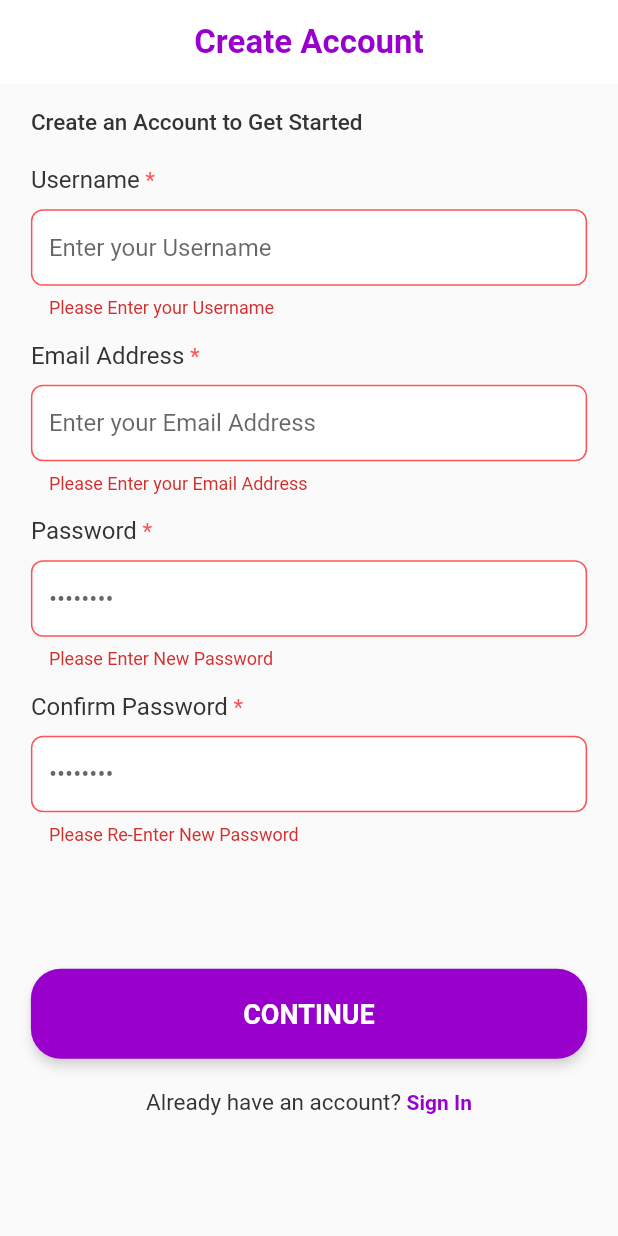
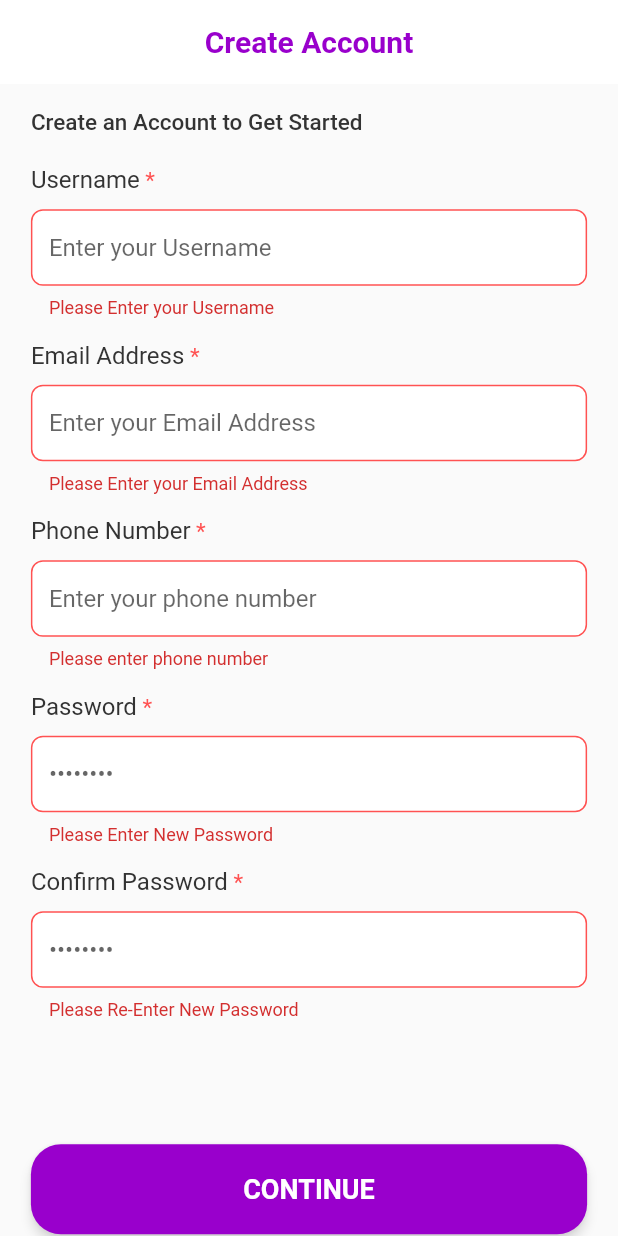
Before and after one commit to Saturn-africa/saTURN-AFRICA, a Flutter app: the screen it shows after launch, after a tap on "START HERE", after a tap on "CONTINUE", on a phone screen of 412 x 824 dp. Run offline on Flutter 3.47's test engine with Material 2 defaults, Android fonts, the phone set to English and light mode, and no system bars; our stand-ins replace auto_size_text, carousel_slider, dropdown_button2, email_validator, flutter_otp_text_field, flutter_svg and 6 more; missing offline and left inert: nigerian_states_and_lga; Roboto replaces fonts that are missing (Ubuntu); project files that could hold a hidden picture were left out.

Commit message:
Saturn Africa

```diff
--- a/lib/auth/Registration/create_details.dart
+++ b/lib/auth/Registration/create_details.dart
@@ -1,4 +1,5 @@
 import 'package:flutter/material.dart';
+import 'package:provider/provider.dart';
 import 'package:saturn/auth/login/login_page.dart';
 import 'package:saturn/custom_widgets/custom_button.dart';
 import 'package:saturn/custom_widgets/custom_input.dart';
@@ -7,6 +8,8 @@ import 'package:saturn/helper_widgets/email_validator.dart';
 import 'package:saturn/helper_widgets/text_constants.dart';
 import 'package:saturn/helper_widgets/text_style.dart';
 import 'package:saturn/auth/Registration/verify_email.dart';
+import 'package:saturn/models/registration_models/signup_payload.dart';
+import 'package:saturn/providers/auth/registration_provider.dart';
 
 class CreateAccount extends StatefulWidget {
   const CreateAccount({Key? key}) : super(key: key);
@@ -21,13 +24,15 @@ class _CreateAccountState extends State<CreateAccount> {
   TextEditingController emailController = TextEditingController();
   TextEditingController passwordController = TextEditingController();
   TextEditingController confirmPasswordController = TextEditingController();
+  TextEditingController mobileController = TextEditingController();
 
   @override
   void dispose() {
     usernameController.dispose();
-    emailController.dispose();
     passwordController.dispose();
     confirmPasswordController.dispose();
+    mobileController.dispose();
+    emailController.dispose();
     super.dispose();
   }
 
@@ -35,6 +40,7 @@ class _CreateAccountState extends State<CreateAccount> {
   @override
   Widget build(BuildContext context) {
     Size size = MediaQuery.of(context).size;
+
     return Scaffold(
       appBar: AppBar(
         backgroundColor: Colors.white,
@@ -45,7 +51,8 @@ class _CreateAccountState extends State<CreateAccount> {
         ),
         elevation: 0,
       ),
-      body: SingleChildScrollView(
+      body: Consumer<RegistrationProvider>(
+        builder: (_, register, __) => SingleChildScrollView(
           child: Form(
             key: _formKey,
             child: Padding(
@@ -94,6 +101,22 @@ class _CreateAccountState extends State<CreateAccount> {
                   const SizedBox(
                     height: 15,
                   ),
+                  CustomInputField(
+                    size: size,
+                    text: texts.mobileText,
+                    hintText: texts.mobileHint,
+                    keyboardType: TextInputType.phone,
+                    validator: (value) {
+                      if (value!.isEmpty) {
+                        return texts.mobileError;
+                      } else if (!register.checkPhoneNumber(value)) {
+                        return texts.ivalidNumber;
+                      }
+                      return null;
+                    },
+                    controller: mobileController,
+                  ),
+                  const SizedBox(height: 15),
                   CustomInputField(
                     size: size,
                     text: texts.passwordText,
@@ -146,6 +169,17 @@ class _CreateAccountState extends State<CreateAccount> {
                       ),
                       onPressed: () {
                         if (_formKey.currentState!.validate()) {
+                          SignupModel userData = SignupModel(
+                            username: usernameController.text.trim(),
+                            phoneNumber: register
+                                .getPhoneNumber(mobileController.text.trim()),
+                            password: passwordController.text.trim(),
+                            passwordConfirm:
+                                confirmPasswordController.text.trim(),
+                            email: emailController.text.trim(),
+                          );
+                          register.userSignup(userData);
+
                           Navigator.push(
                               context,
                               MaterialPageRoute(
@@ -172,6 +206,7 @@ class _CreateAccountState extends State<CreateAccount> {
             ),
           ),
         ),
+      ),
     );
   }
 }
--- a/lib/customer_info/find_roommates/account/account_screen.dart
+++ b/lib/customer_info/find_roommates/account/account_screen.dart
@@ -1,9 +1,6 @@
 import 'package:flutter/material.dart';
-import 'package:flutter_svg/flutter_svg.dart';
 import 'package:provider/provider.dart';
 import 'package:saturn/custom_widgets/custom_profile_tile.dart';
-import 'package:saturn/custom_widgets/drawer_widget.dart';
-import 'package:saturn/customer_info/find_roommates/filter/filter_screen.dart';
 import 'package:saturn/customer_info/find_roommates/life_style.dart';
 import 'package:saturn/customer_info/find_roommates/personal_info.dart';
 import 'package:saturn/customer_info/find_roommates/room_owner/additional_info.dart';
--- a/lib/helper_widgets/text_constants.dart
+++ b/lib/helper_widgets/text_constants.dart
@@ -14,6 +14,10 @@ class RegistrationTexts {
   String emailHint = "Enter your Email Address";
   String emailError = "Please Enter your Email Address";
   String inValidEmail = "Please Enter a Valid Email Address";
+  String mobileText = "Phone Number";
+  String mobileHint = "Enter your phone number";
+  String mobileError = "Please enter phone number";
+  String ivalidNumber = "Enter a valid phone number";
   String passwordText = "Password";
   String passwordHint = "••••••••";
   String passwordError = "Please Enter New Password";
--- a/lib/helper_widgets/text_style.dart
+++ b/lib/helper_widgets/text_style.dart
@@ -16,7 +16,7 @@ TextStyle kHeaderTextStyle = GoogleFonts.ubuntu(
 
 TextStyle appBarTextStyle = GoogleFonts.ubuntu(
     textStyle: const TextStyle(
-        fontSize: 22, fontWeight: FontWeight.w600, color: purple));
+        fontSize: 20, fontWeight: FontWeight.w600, color: purple));
 
 TextStyle registrationHeaderTextStyle = GoogleFonts.ubuntu(
     textStyle: const TextStyle(
--- a/lib/main.dart
+++ b/lib/main.dart
@@ -1,11 +1,13 @@
 import 'package:flutter/material.dart';
 import 'package:provider/provider.dart';
+import 'package:saturn/providers/auth/login_provider.dart';
 import 'package:saturn/providers/customer_info_provider.dart';
 import 'package:saturn/providers/list_tile_provider.dart';
 import 'package:saturn/providers/menu_provider.dart';
 import 'package:saturn/providers/owner_home_provider.dart';
 import 'package:saturn/helper_widgets/colors.dart';
 import 'package:saturn/preview.dart';
+import 'package:saturn/providers/auth/registration_provider.dart';
 
 void main() {
   runApp(MultiProvider(
@@ -14,6 +16,8 @@ void main() {
       ChangeNotifierProvider(create: (context) => OwnerHomeProvider()),
       ChangeNotifierProvider(create: (context) => ListTileProvider()),
       ChangeNotifierProvider(create: (context) => MenuProvider()),
+      ChangeNotifierProvider(create: (context) => RegistrationProvider()),
+      ChangeNotifierProvider(create: (context) => LoginProvider()),
     ],
     child: MaterialApp(
       debugShowCheckedModeBanner: false,
@@ -22,43 +26,3 @@ void main() {
     ),
   ));
 }
-
-// class SplashScreen extends StatefulWidget {
-//   const SplashScreen({super.key});
-
-//   @override
-//   _SplashScreenState createState() => _SplashScreenState();
-// }
-
-// class _SplashScreenState extends State<SplashScreen> {
-//   @override
-//   void initState() {
-//     super.initState();
-//     Timer(const Duration(seconds: 3), () {
-//       Navigator.of(context).pushReplacement(
-//           MaterialPageRoute(builder: (_) => const PreviewScreen()));
-//     });
-//   }
-
-//   @override
-//   Widget build(BuildContext context) {
-//     Size size = MediaQuery.of(context).size;
-//     return Container(
-//       color: white,
-//       height: size.height,
-//       width: double.infinity,
-//       child: Stack(
-//         alignment: Alignment.center,
-//         children: [
-//           Positioned(
-//             child: Image.asset(
-//               "assets/images/saturn.png",
-//               width: size.width * 0.6,
-//               height: size.height * 0.5,
-//             ),
-//           ),
-//         ],
-//       ),
-//     );
-//   }
-// }
--- /dev/null
+++ b/lib/models/registration_models/signup_payload.dart
@@ -0,0 +1,33 @@
+class SignupModel {
+  String? username;
+  String? password;
+  String? passwordConfirm;
+  String? email;
+  String? phoneNumber;
+
+  SignupModel({
+    this.username,
+    this.password,
+    this.passwordConfirm,
+    this.email,
+    this.phoneNumber,
+  });
+
+  SignupModel.fromJson(Map<String, dynamic> json) {
+    username = json['username'] as String?;
+    password = json['password'] as String?;
+    passwordConfirm = json['passwordConfirm'] as String?;
+    email = json['email'] as String?;
+    phoneNumber = json['phoneNumber'] as String?;
+  }
+
+  Map<String, dynamic> toJson() {
+    final Map<String, dynamic> json = <String, dynamic>{};
+    json['username'] = username;
+    json['password'] = password;
+    json['passwordConfirm'] = passwordConfirm;
+    json['email'] = email;
+    json['phoneNumber'] = phoneNumber;
+    return json;
+  }
+}
--- /dev/null
+++ b/lib/providers/auth/registration_provider.dart
@@ -0,0 +1,39 @@
+import 'package:flutter/material.dart';
+import 'package:saturn/models/registration_models/signup_payload.dart';
+import 'package:saturn/services/base_headers.dart';
+import 'package:saturn/services/base_url.dart';
+import 'package:saturn/services/network_calls.dart';
+
+class RegistrationProvider extends ChangeNotifier {
+  Map<String, String> data = {};
+
+  void userSignup(SignupModel userData) async {
+    String endPoint = BaseURL().signUp;
+    Map<String, String> header = BaseHeaders().header;
+    var response =
+        await NetworkCalls().postRequest(endPoint, header, userData.toJson());
+    print("Output===>> $response");
+  }
+
+  dynamic getPhoneNumber(String number) {
+    if (number.length == 14 && number.substring(0, 4) == "+234") {
+      return number;
+    } else if (number.length == 11 && number[0] == "0") {
+      return "+234${number.substring(1)}";
+    } else if (number.length == 13 && number.substring(0, 3) == "234") {
+      return "+$number";
+    }
+    return null;
+  }
+
+  bool checkPhoneNumber(String number) {
+    if (number.length == 14 && number.substring(0, 4) == "+234") {
+      return true;
+    } else if (number.length == 11 && number[0] == "0") {
+      return true;
+    } else if (number.length == 13 && number.substring(0, 3) == "234") {
+      return true;
+    }
+    return false;
+  }
+}
--- a/lib/providers/registration_provider.dart
+++ /dev/null
@@ -1,3 +0,0 @@
-import 'package:flutter/material.dart';
-
-class Registration extends ChangeNotifier {}
--- a/lib/services/base_url.dart
+++ b/lib/services/base_url.dart
@@ -1,13 +1,13 @@
 class BaseURL {
   static const String base = "https://saturn-api.fly.dev/api/v1/";
 
-  static const String signUp = "${base}auth/signup";
+  final String signUp = "${base}auth/signup";
 
-  static const String signIn = "${base}auth/signin";
+  final String signIn = "${base}auth/signin";
 
-  static const String refresh = "${base}auth/refresh";
+  final String refresh = "${base}auth/refresh";
 
-  static const String logout = "${base}auth/logout";
+  final String logout = "${base}auth/logout";
 
-  static const String userDetails = "${base}auth/me";
+  final String userDetails = "${base}auth/me";
 }
--- a/lib/services/network_calls.dart
+++ b/lib/services/network_calls.dart
@@ -20,9 +20,9 @@ class NetworkCalls {
   Future postRequest(
       String url, Map<String, String> header, Object body) async {
     try {
-      http.Response response =
-          await http.post(Uri.parse(url), headers: header, body: body);
-      if (response.statusCode == 200) {
+      http.Response response = await http.post(Uri.parse(url),
+          headers: header, body: jsonEncode(body));
+      if (response.statusCode == 201 || response.statusCode == 200) {
         return jsonDecode(response.body);
       } else {
         throw Exception(response.reasonPhrase);
--- a/pubspec.yaml
+++ b/pubspec.yaml
@@ -38,6 +38,7 @@ dependencies:
   url_launcher: ^6.1.9
   nigerian_states_and_lga: ^1.0.0
   http: ^0.13.5
+  syncfusion_flutter_datepicker: ^20.4.44
 
 dev_dependencies:
   flutter_test:
```
Also changed, not shown: lib/auth/Registration/createacc2.dart (deleted, +0 -154 lines), lib/auth/login/login_page.dart (+18 -2 lines), lib/customer_info/homes_for_rent/apply_for_rent.dart (+7 -1 lines), lib/customer_info/homes_for_rent/physical_tour_page.dart (+35 -6 lines), lib/models/login_models/sign_in_model.dart (added, +25 -0 lines), lib/providers/auth/login_provider.dart (added, +24 -0 lines), lib/saturnhomeforrent.dart (deleted, +0 -203 lines), lib/services/base_headers.dart (+9 -7 lines), lib/models/registration_models/signup_response.dart (added), pubspec.lock, 1 other file. Lines whose indentation alone changed are shown as unchanged.
